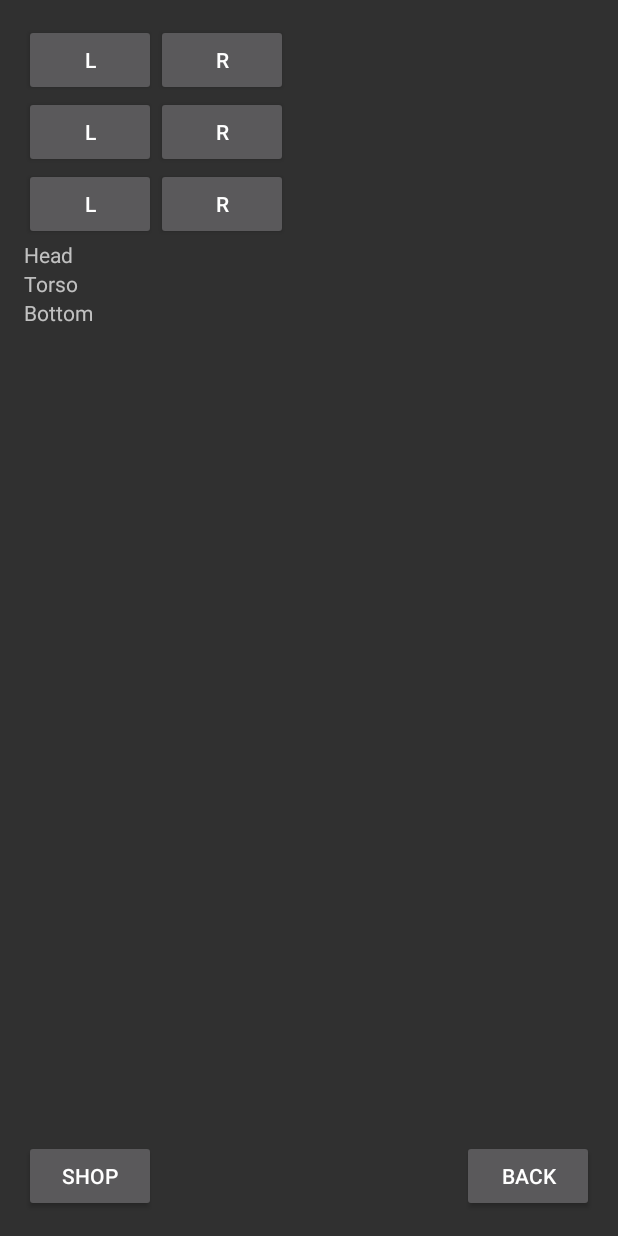
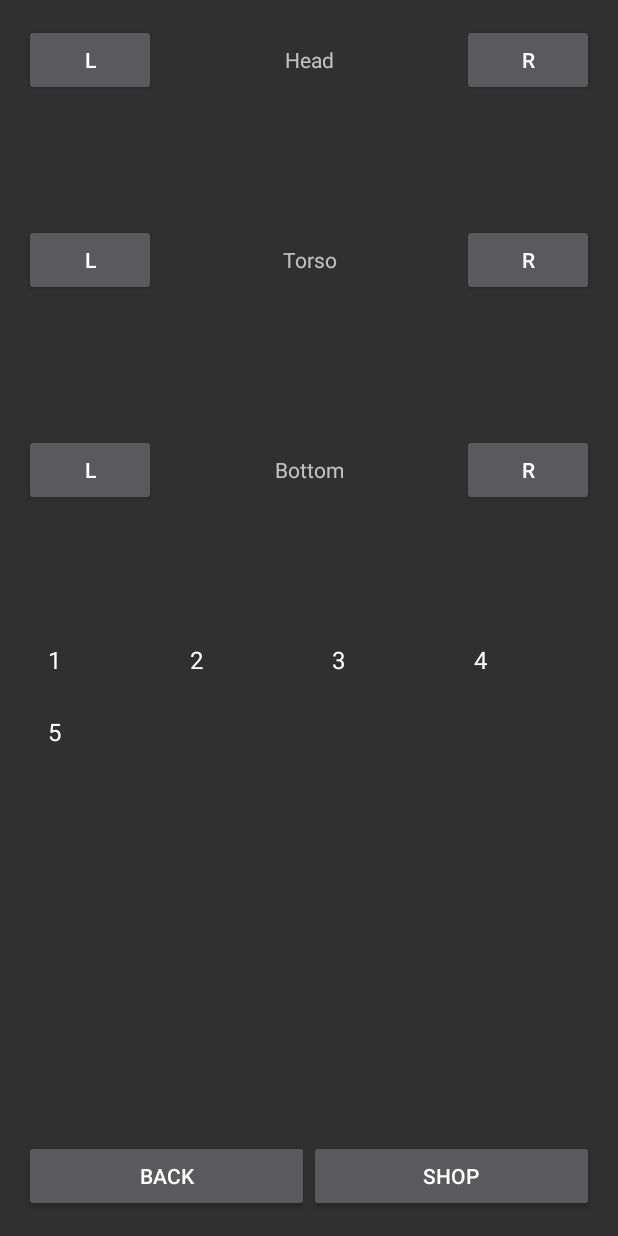
Before and after one commit to MobiiliprojektiR1/folquest, an Android app: the AvatarActivity screen opened directly, with no data from a screen before it, on a phone screen of 412 x 824 dp. Run offline under Robolectric (Android 15) with nearby library versions, the phone set to English and light mode, and no system bars.

Commit message:
Added base for inventory view

```diff
--- a/Folquest/app/src/main/java/com/kantele/folquest/AvatarActivity.java
+++ b/Folquest/app/src/main/java/com/kantele/folquest/AvatarActivity.java
@@ -2,11 +2,12 @@ package com.kantele.folquest;
 
 import android.support.v7.app.AppCompatActivity;
 import android.os.Bundle;
-import android.util.Log;
 import android.view.View;
+import android.widget.ArrayAdapter;
 import android.widget.Button;
+import android.widget.GridLayout;
+import android.widget.GridView;
 import android.widget.TextView;
-import android.widget.Toast;
 
 import java.util.ArrayList;
 
@@ -36,16 +37,23 @@ public class AvatarActivity extends AppCompatActivity {
     int equippedTorsoItemId = 0;
     int equippedBottomItemId = 0;
 
+    ArrayList<String> testItemsList = new ArrayList<>();
+
     ArrayList<Item> headItemsList = new ArrayList<>();
     ArrayList<Item> torsoItemsList = new ArrayList<>();
     ArrayList<Item> bottomItemsList = new ArrayList<>();
 
     ItemList itemList = new ItemList();
-
     @Override
     protected void onCreate(Bundle savedInstanceState) {
         super.onCreate(savedInstanceState);
         setContentView(R.layout.activity_avatar);
+
+        //Adapter for the inventory grid
+        ArrayAdapter<String> inventoryGridAdapter = new ArrayAdapter<>(this, android.R.layout.simple_list_item_1, testItemsList);
+
+        //Find initialize gridView
+        GridView inventoryGridView = (GridView)findViewById(R.id.inventoryGridView);
 
         //populating ArrayList for demo purposes
         headItemsList.add(itemList.headBeanie);
@@ -66,12 +74,20 @@ public class AvatarActivity extends AppCompatActivity {
         bottomItemsList.add(itemList.bottomSpikyLegs);
         bottomItemsList.add(itemList.bottomHighHeels);
 
+        testItemsList.add("1");
+        testItemsList.add("2");
+        testItemsList.add("3");
+        testItemsList.add("4");
+        testItemsList.add("5");
 
         //set the equipped item to be the first in list
         // will be modified later
         equippedHeadItem = headItemsList.get(0);
         equippedTorsoItem = torsoItemsList.get(0);
         equippedBottomItem = bottomItemsList.get(0);
+
+        // set the adapter for grid view
+        inventoryGridView.setAdapter(inventoryGridAdapter);
 
         //initialize buttons
         buttonHeadLeft = (Button)findViewById(R.id.buttonHeadLeft);
@@ -86,8 +102,6 @@ public class AvatarActivity extends AppCompatActivity {
         headItemText = (TextView)findViewById(R.id.headItemText);
         torsoItemText = (TextView)findViewById(R.id.torsoItemText);
         bottomItemText = (TextView)findViewById(R.id.bottomItemText);
-
-
 
         buttonHeadLeft.setOnClickListener(new View.OnClickListener() {
             @Override
@@ -200,5 +214,4 @@ public class AvatarActivity extends AppCompatActivity {
         torsoItemText.setText(equippedTorsoItem.getName());
         bottomItemText.setText(equippedBottomItem.getName());
     }
-
 }
--- a/Folquest/app/src/main/res/layout/activity_avatar.xml
+++ b/Folquest/app/src/main/res/layout/activity_avatar.xml
@@ -1,9 +1,11 @@
 <?xml version="1.0" encoding="utf-8"?>
-<RelativeLayout xmlns:android="http://schemas.android.com/apk/res/android"
+<LinearLayout xmlns:android="http://schemas.android.com/apk/res/android"
+    xmlns:app="http://schemas.android.com/apk/res-auto"
     xmlns:tools="http://schemas.android.com/tools"
     android:id="@+id/activity_avatar"
     android:layout_width="match_parent"
     android:layout_height="match_parent"
+    android:orientation="vertical"
     android:paddingBottom="@dimen/activity_vertical_margin"
     android:paddingLeft="@dimen/activity_horizontal_margin"
     android:paddingRight="@dimen/activity_horizontal_margin"
@@ -13,18 +15,28 @@
     <LinearLayout
         android:orientation="vertical"
         android:layout_width="match_parent"
-        android:layout_height="match_parent">
+        android:layout_height="0dp"
+        android:layout_weight="1">
 
         <LinearLayout
             android:orientation="horizontal"
             android:layout_width="match_parent"
-            android:layout_height="wrap_content">
+            android:layout_height="wrap_content"
+            android:layout_weight="0.25">
 
             <Button
                 android:text="L"
                 android:layout_width="wrap_content"
                 android:layout_height="wrap_content"
                 android:id="@+id/buttonHeadLeft"/>
+
+            <TextView
+                android:text="Head"
+                android:layout_width="match_parent"
+                android:layout_height="wrap_content"
+                android:id="@+id/headItemText"
+                android:layout_weight="1"
+                android:textAlignment="center" />
 
             <Button
                 android:text="R"
@@ -36,13 +48,22 @@
         <LinearLayout
             android:orientation="horizontal"
             android:layout_width="match_parent"
-            android:layout_height="wrap_content">
+            android:layout_height="wrap_content"
+            android:layout_weight="0.27">
 
             <Button
                 android:text="L"
                 android:layout_width="wrap_content"
                 android:layout_height="wrap_content"
                 android:id="@+id/buttonTorsoLeft"/>
+
+            <TextView
+                android:text="Torso"
+                android:layout_width="match_parent"
+                android:layout_height="wrap_content"
+                android:id="@+id/torsoItemText"
+                android:layout_weight="1"
+                android:textAlignment="center" />
 
             <Button
                 android:text="R"
@@ -54,13 +75,22 @@
         <LinearLayout
             android:orientation="horizontal"
             android:layout_width="match_parent"
-            android:layout_height="wrap_content">
+            android:layout_height="wrap_content"
+            android:layout_weight="0.23">
 
             <Button
                 android:text="L"
                 android:layout_width="wrap_content"
                 android:layout_height="wrap_content"
                 android:id="@+id/buttonBottomLeft"/>
+
+            <TextView
+                android:text="Bottom"
+                android:layout_width="match_parent"
+                android:layout_height="wrap_content"
+                android:id="@+id/bottomItemText"
+                android:layout_weight="1"
+                android:textAlignment="center" />
 
             <Button
                 android:text="R"
@@ -69,40 +99,37 @@
                 android:id="@+id/buttonBottomRight"/>
         </LinearLayout>
 
-        <TextView
-            android:text="Head"
+        <GridLayout
             android:layout_width="match_parent"
-            android:layout_height="wrap_content"
-            android:id="@+id/headItemText" />
+            android:layout_height="0dp"
+            android:layout_weight="1"
+            android:id="@+id/inventoryLayout">
 
-        <TextView
-            android:text="Torso"
-            android:layout_width="match_parent"
-            android:layout_height="wrap_content"
-            android:id="@+id/torsoItemText" />
-
-        <TextView
-            android:text="Bottom"
-            android:layout_width="match_parent"
-            android:layout_height="wrap_content"
-            android:id="@+id/bottomItemText" />
+            <GridView
+                android:layout_width="match_parent"
+                android:layout_height="match_parent"
+                android:id="@+id/inventoryGridView"
+                android:numColumns="4"/>
+        </GridLayout>
 
     </LinearLayout>
 
-    <Button
-        android:text="Shop"
-        android:layout_width="wrap_content"
-        android:layout_height="wrap_content"
-        android:id="@+id/buttonShop"
-        android:layout_alignParentBottom="true"
-        android:layout_alignParentStart="true" />
+    <LinearLayout
+        android:orientation="horizontal"
+        android:layout_width="match_parent"
+        android:layout_height="wrap_content">
+        <Button
+            android:text="Back"
+            android:layout_width="wrap_content"
+            android:layout_height="wrap_content"
+            android:id="@+id/buttonBack"
+            android:layout_weight="1"/>
 
-    <Button
-        android:text="Back"
-        android:layout_width="wrap_content"
-        android:layout_height="wrap_content"
-        android:id="@+id/buttonBack"
-        android:layout_alignParentBottom="true"
-        android:layout_alignParentEnd="true" />
-
-</RelativeLayout>
+        <Button
+            android:text="Shop"
+            android:layout_width="wrap_content"
+            android:layout_height="wrap_content"
+            android:id="@+id/buttonShop"
+            android:layout_weight="1"/>
+    </LinearLayout>
+</LinearLayout>
--- /dev/null
+++ b/Folquest/app/src/main/res/layout/inventory_view.xml
@@ -0,0 +1,11 @@
+<?xml version="1.0" encoding="utf-8"?>
+
+<GridView xmlns:android="http://schemas.android.com/apk/res/android"
+    android:id="@+id/gridView1"
+    android:numColumns="auto_fit"
+    android:gravity="center"
+    android:columnWidth="100dp"
+    android:layout_width="fill_parent"
+    android:layout_height="fill_parent" >
+
+</GridView>
```
